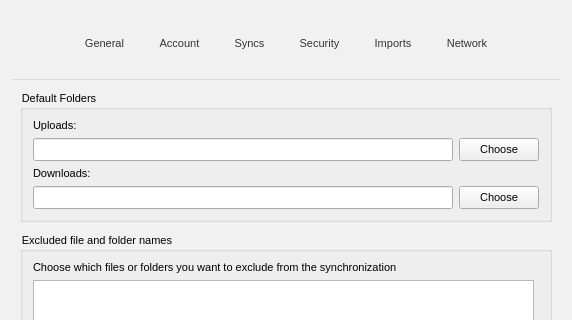
Before: the Qt Designer form src/MEGASync/gui/win/SettingsDialog.ui in meganz/MEGAsync, drawn with Qt 5; both pictures show x 0 to 572 and y 0 to 320 of the 572 by 669 pixel window.
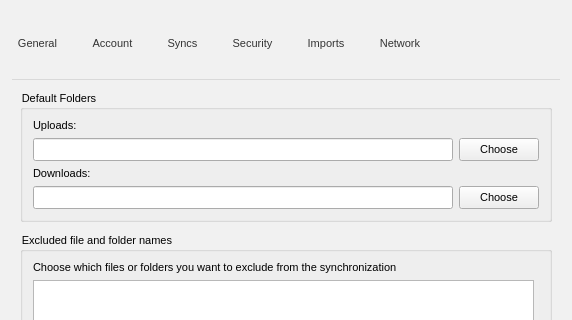
After: the same form once the commit is applied. Icons and pictures are not drawn. Custom widgets are drawn as their Qt base class.

Commit message: Settings dialog: Header (win, linux): remove left spacer

The edit to the form file:
```diff
--- a/src/MEGASync/gui/win/SettingsDialog.ui
+++ b/src/MEGASync/gui/win/SettingsDialog.ui
@@ -183,19 +183,6 @@
       <property name="bottomMargin">
        <number>0</number>
       </property>
-      <item>
-       <spacer name="horizontalSpacer_16">
-        <property name="orientation">
-         <enum>Qt::Horizontal</enum>
-        </property>
-        <property name="sizeHint" stdset="0">
-         <size>
-          <width>40</width>
-          <height>20</height>
-         </size>
-        </property>
-       </spacer>
-      </item>
       <item>
        <widget class="QToolButton" name="bGeneral">
         <property name="minimumSize">
```
The commit also changes 1 other file.
